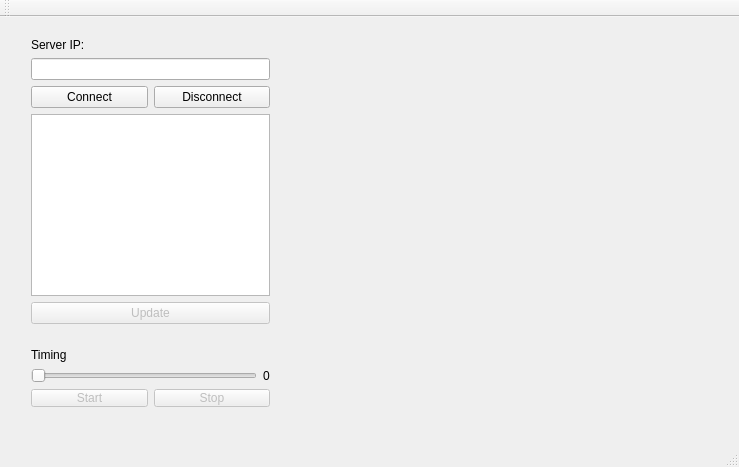
First picture: the form in QtTcpClientConsumer/mainwindow.ui, repository mateusrodrigues/qtsupervisory, before the edit.
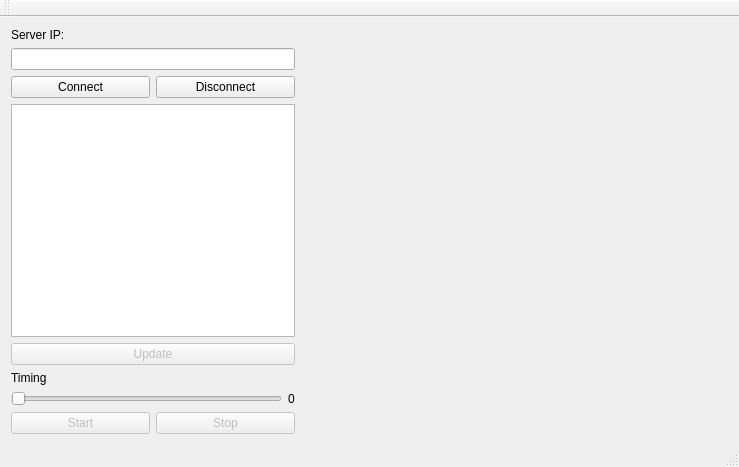
Second picture: the form after the edit. Custom widgets are drawn as their Qt base class.

Commit message: windows automatic resizing

Patch:
```diff
--- a/QtTcpClientConsumer/mainwindow.ui
+++ b/QtTcpClientConsumer/mainwindow.ui
@@ -14,15 +14,10 @@
    <string>MainWindow</string>
   </property>
   <widget class="QWidget" name="centralWidget">
-   <widget class="QWidget" name="layoutWidget">
-    <property name="geometry">
-     <rect>
-      <x>20</x>
-      <y>10</y>
-      <width>261</width>
-      <height>308</height>
-     </rect>
-    </property>
+   <layout class="QHBoxLayout" name="horizontalLayout_4" stretch="40,60">
+    <item>
+     <layout class="QVBoxLayout" name="verticalLayout_3">
+      <item>
     <layout class="QVBoxLayout" name="verticalLayout">
      <item>
       <widget class="QLabel" name="labelIp">
@@ -66,16 +61,8 @@
       </widget>
      </item>
     </layout>
-   </widget>
-   <widget class="QWidget" name="layoutWidget">
-    <property name="geometry">
-     <rect>
-      <x>20</x>
-      <y>320</y>
-      <width>261</width>
-      <height>81</height>
-     </rect>
-    </property>
+      </item>
+      <item>
     <layout class="QVBoxLayout" name="verticalLayout_2">
      <item>
       <widget class="QLabel" name="labelTimingDesc">
@@ -133,17 +120,13 @@
       </layout>
      </item>
     </layout>
-   </widget>
-   <widget class="Plotter" name="widget" native="true">
-    <property name="geometry">
-     <rect>
-      <x>290</x>
-      <y>10</y>
-      <width>441</width>
-      <height>391</height>
-     </rect>
-    </property>
-   </widget>
+      </item>
+     </layout>
+    </item>
+    <item>
+     <widget class="Plotter" name="widget" native="true"/>
+    </item>
+   </layout>
   </widget>
   <widget class="QMenuBar" name="menuBar">
    <property name="geometry">
```
Lines whose indentation alone changed are shown as unchanged. The commit also changes 1 other file.
